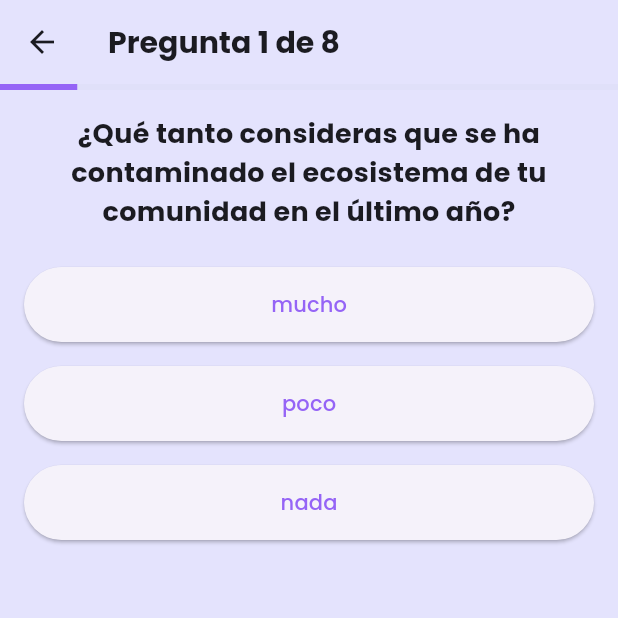
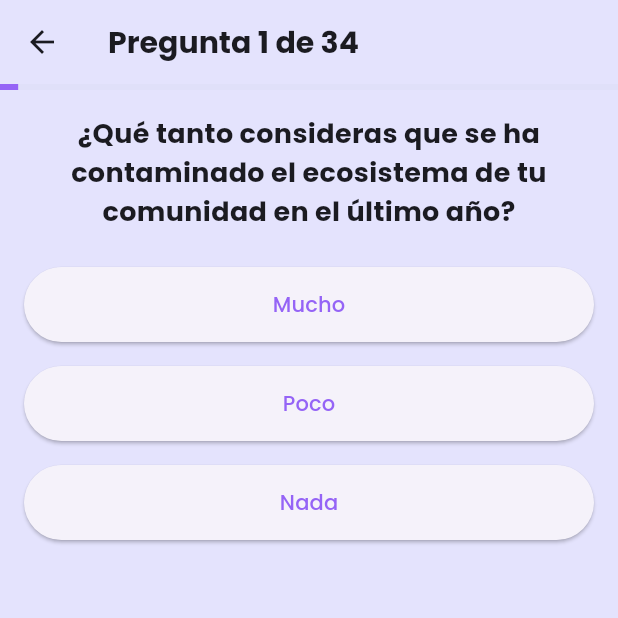
Before and after one commit to albertholto0/Encuesta-tarantula-aplicacion, a Flutter app: the QuizzBodyScreen screen opened directly with empty values, on a phone screen of 412 x 824 dp, the top half of it. Run offline on Flutter 3.47's test engine with Material 3 defaults, Android fonts, the phone set to English and light mode, and no system bars; our stand-ins replace google_fonts.

Commit message:
Añadí todas las preguntas

```diff
--- a/lib/domain/question.dart
+++ b/lib/domain/question.dart
@@ -13,42 +13,176 @@ final listQuestions = [
   Question(
     textQuestion:
         "¿Qué tanto consideras que se ha contaminado el ecosistema de tu comunidad en el último año?",
-    answers: ["mucho", "poco", "nada"],
+    answers: ["Mucho", "Poco", "Nada"],
   ),
   Question(
     textQuestion:
         "¿Qué tanto consideras que se ha contaminado el ecosistema de tu comunidad en los últimos 5 años?",
-    answers: ["mucho", "poco", "nada"],
+    answers: ["Mucho", "Poco", "Nada"],
   ),
   Question(
     textQuestion:
         "¿Qué tanto consideras que se ha contaminado el ecosistema de tu comunidad en los últimos 10 años?",
-    answers: ["mucho", "poco", "nada"],
+    answers: ["Mucho", "Poco", "Nada"],
   ),
   Question(
     textQuestion:
-        "¿Qué tanto consideras que se ha removido el bosque para implementar cultivos (maíz, agave), ganadería o construción de casas en los ultimos 5 años?",
-    answers: ["mucho", "poco", "nada"],
+        "¿Qué tanto consideras que se ha removido el bosque para implementar cultivos (maíz, agave), ganadería o construcción de casas en el último año?",
+    answers: ["Mucho", "Poco", "Nada"],
   ),
   Question(
     textQuestion:
-        "¿Qué tanto consideras que se ha removido el bosque para implementar cultivos (maíz, agave), ganadería o construción de casas en los ultimos 10 años?",
-    answers: ["mucho", "poco", "nada"],
+        "¿Qué tanto consideras que se ha removido el bosque para implementar cultivos (maíz, agave), ganadería o construcción de casas en los últimos 5 años?",
+    answers: ["Mucho", "Poco", "Nada"],
+  ),
+  Question(
+    textQuestion:
+        "¿Qué tanto consideras que se ha removido el bosque para implementar cultivos (maíz, agave), ganadería o construcción de casas en los últimos 10 años?",
+    answers: ["Mucho", "Poco", "Nada"],
   ),
   Question(
     textQuestion: "¿Has visto a la tarántula de terciopelo negro?",
-    answers: ["No", "No estoy seguro", "Si"],
+    answers: ["No", "No estoy seguro", "Sí"],
   ),
   Question(
-    textQuestion: "¿Dónde has visto a la tarántula?",
+    textQuestion: "¿Dónde la has visto?",
     answers: [
-      "dentro o cerca de mi casa",
-      "cultivos (maíz, agave), otro",
-      "en el bosque (monte, cerro)",
+      "Dentro o cerca de mi casa",
+      "Cultivos (maíz, agave, otro)",
+      "En el bosque (monte, cerro)",
     ],
   ),
   Question(
-    textQuestion: "¿Conoces algún nombre en tu lengua materna para esta araña",
-    answers: ["No", "No estoy seguro", "Si (Especificar)"],
+    textQuestion: "¿Con qué frecuencia la has visto?",
+    answers: ["Nunca", "Una vez al año", "Más de una vez al año"],
+  ),
+  Question(
+    textQuestion:
+        "¿Qué haces cuando te la encuentras en el campo, monte o bosque?",
+    answers: [
+      "La mato",
+      "No hago nada",
+      "La dejo donde la encontré o la llevo al cerro",
+    ],
+  ),
+  Question(
+    textQuestion: "¿Te afecta encontrarla en tus cultivos?",
+    answers: [
+      "Sí, ya no trabajo y me voy a casa",
+      "Trabajo, pero no con normalidad",
+      "No me afecta en nada",
+    ],
+  ),
+  Question(
+    textQuestion: "¿Qué haces (tú o tu familia) si la encuentras en tu casa?",
+    answers: [
+      "La mato",
+      "No hago nada",
+      "La dejo donde la encontré o la llevo al cerro",
+    ],
+  ),
+  Question(
+    textQuestion: "¿Conoces algún nombre en tu lengua materna para esta araña?",
+    answers: ["No", "No estoy seguro", "Sí (Especificar)"],
+  ),
+  Question(
+    textQuestion: "¿Te dan miedo las tarántulas?",
+    answers: ["Mucho", "Más o menos", "Nada"],
+  ),
+  Question(
+    textQuestion: "¿Crees que son venenosas para humanos?",
+    answers: ["Sí", "No estoy seguro", "No"],
+  ),
+  Question(
+    textQuestion: "¿Crees que son venenosas para mascotas o ganado?",
+    answers: ["Sí", "No estoy seguro", "No"],
+  ),
+  Question(
+    textQuestion: "¿Te ha picado, mordido o lastimado una tarántula?",
+    answers: ["Sí", "No estoy seguro", "No"],
+  ),
+  Question(
+    textQuestion: "¿Qué has hecho cuando te ha mordido o picado?",
+    answers: [
+      "Tomo algún remedio casero",
+      "Nada, me recupero solo",
+      "Voy al médico",
+    ],
+  ),
+  Question(
+    textQuestion:
+        "¿Sabes si las tarántulas tienen uso medicinal en la comunidad?",
+    answers: ["No", "No estoy seguro", "Sí (Especificar)"],
+  ),
+  Question(
+    textQuestion:
+        "¿Sabes si hay alguna representación de la tarántula en alguna artesanía, canción, vestimenta o vestigio arqueológico en la comunidad?",
+    answers: ["No", "No estoy seguro", "Sí (Especificar)"],
+  ),
+  Question(
+    textQuestion:
+        "¿Conoces la existencia de proyectos acerca del cuidado y preservación de la tarántula?",
+    answers: ["No", "Más o menos", "Sí"],
+  ),
+  Question(
+    textQuestion:
+        "¿Crees que conservando a la tarántula puedes generar ingresos económicos?",
+    answers: ["No", "No estoy seguro", "Sí"],
+  ),
+  Question(
+    textQuestion:
+        "¿Estarías dispuesto a participar en algún proyecto de conservación de la tarántula, aunque NO haya remuneración económica o pago?",
+    answers: ["No", "Tal vez", "Sí"],
+  ),
+  Question(
+    textQuestion:
+        "¿Estarías dispuesto a participar en algún proyecto de conservación de la tarántula CON remuneración económica o pago?",
+    answers: ["No", "Tal vez", "Sí"],
+  ),
+  Question(
+    textQuestion:
+        "¿Consideras que el establecimiento de un proyecto de conservación de la tarántula ayudaría a la comunidad o empresa?",
+    answers: ["No", "Tal vez", "Sí (Especificar)"],
+  ),
+  Question(
+    textQuestion:
+        "¿Sabías que algunas tarántulas se pueden comprar legalmente?",
+    answers: ["No", "Tal vez", "Sí"],
+  ),
+  Question(
+    textQuestion:
+        "¿Sabías que hay personas que tienen tarántulas como mascotas?",
+    answers: ["No", "Tal vez", "Sí"],
+  ),
+  Question(
+    textQuestion: "¿Has visto tarántulas en tiendas de mascotas?",
+    answers: ["No", "No estoy seguro", "Sí"],
+  ),
+  Question(
+    textQuestion: "¿Dónde se ubica la tienda donde la has visto?",
+    answers: ["En la ciudad", "En la comunidad", "En internet u otro lugar"],
+  ),
+  Question(
+    textQuestion: "¿Conoces de alguien que venda tarántulas en la comunidad?",
+    answers: ["No", "No estoy seguro", "Sí"],
+  ),
+  Question(
+    textQuestion:
+        "¿Sabes si alguien de tu comunidad extrae las tarántulas para venderlas en México u otros países?",
+    answers: ["No", "No estoy seguro", "Sí"],
+  ),
+  Question(
+    textQuestion:
+        "¿Sabes si algún extranjero extrae las tarántulas para venderlas en México u otros países?",
+    answers: ["No", "No estoy seguro", "Sí"],
+  ),
+  Question(
+    textQuestion:
+        "¿Apoyarías un reglamento comunitario (acuerdo de asamblea) para el cuidado y conservación de la tarántula?",
+    answers: ["No", "Tal vez", "Sí"],
+  ),
+  Question(
+    textQuestion: "¿Estarías dispuesto a conocer más sobre la tarántula?",
+    answers: ["No", "Tal vez", "Sí"],
   ),
 ];
--- a/lib/screens/form_body.dart
+++ b/lib/screens/form_body.dart
@@ -166,6 +166,12 @@ class _FormBodyScreenState extends State<FormBodyScreen> {
                         labelText: 'Lengua materna',
                         labelStyle: TextStyle(fontSize: 14),
                       ),
+                      validator: (value) {
+                        if (value == null || value.isEmpty) {
+                          return 'Por favor ingrese su lengua materna';
+                        }
+                        return null;
+                      },
                     ),
                     TextFormField(
                       controller: _grupoEtnicoController,
@@ -249,7 +255,9 @@ class _FormBodyScreenState extends State<FormBodyScreen> {
                             _formulario.edad = int.parse(_edadController.text);
                             _formulario.lenguaMaterna = _lenguaController.text;
                             _formulario.grupoEtnico =
-                                _grupoEtnicoController.text;
+                                _grupoEtnicoController.text.isEmpty
+                                ? 'Ninguno'
+                                : _grupoEtnicoController.text;
                             _formulario.fuenteTrabajo = _trabajoController.text;
                             _formulario.lugarOrigen = _origenController.text;
                             _formulario.numeroHijos =
--- a/lib/screens/quizz_body.dart
+++ b/lib/screens/quizz_body.dart
@@ -19,7 +19,7 @@ class _QuizzBodyScreenState extends State<QuizzBodyScreen> {
   final TextEditingController _textInputController = TextEditingController();
 
   void _answerQuestion(String answer) {
-    if (answer == "Si (Especificar)") {
+    if (answer == "Sí (Especificar)") {
       setState(() {
         _showTextInput = true;
       });
```
